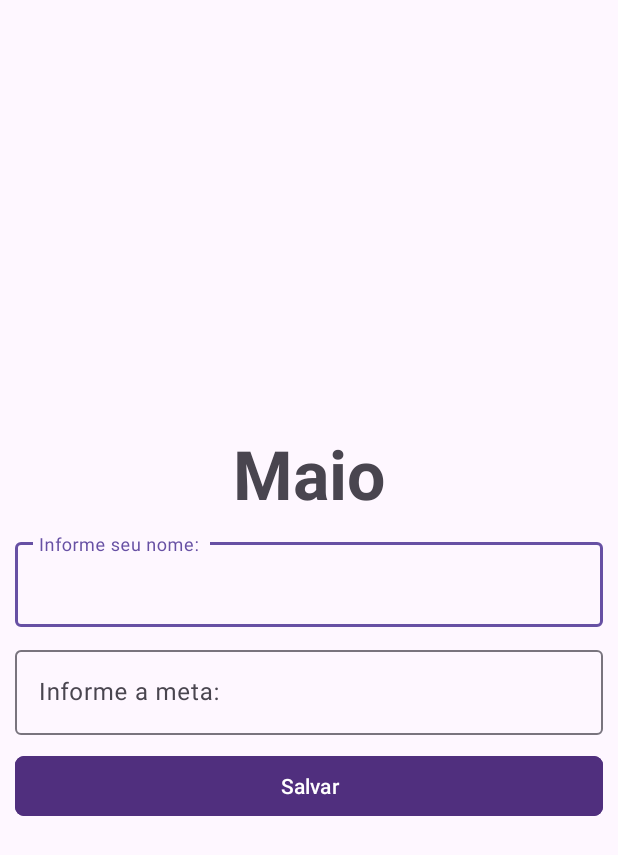
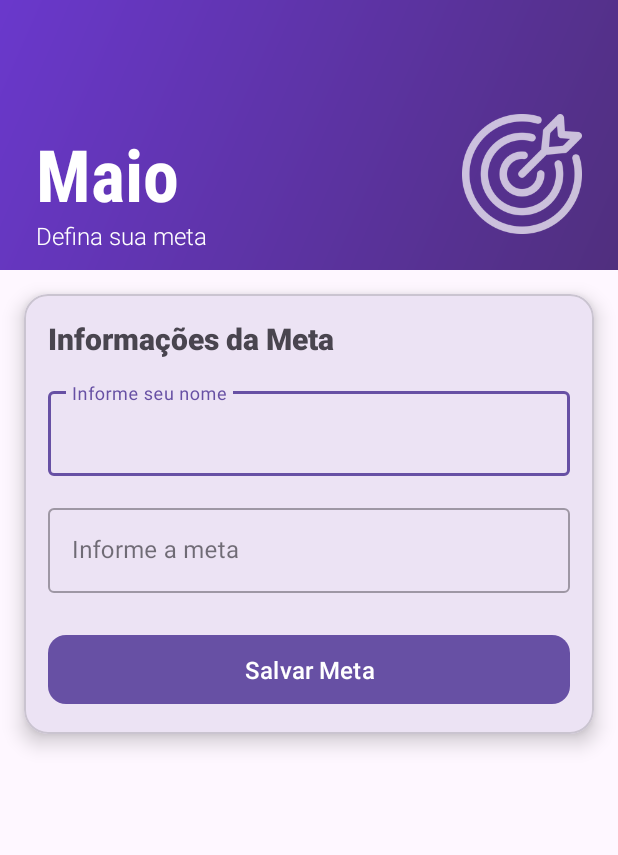
Before and after one commit to JoaoVitor-Dev/RecipeControl, an Android app: the screen it shows after launch (GoalActivity), on a phone screen of 412 x 824 dp. Shown: the top 855 px of the screen. Run offline under Robolectric (Android 15) with nearby library versions, the phone set to English and light mode, and no system bars; our stand-ins replace Room's generated code.

Commit message:
feat: layout view goal

```diff
--- a/app/src/main/java/com/joaovitor/recipecontrol/GoalActivity.kt
+++ b/app/src/main/java/com/joaovitor/recipecontrol/GoalActivity.kt
@@ -17,7 +17,7 @@ class GoalActivity : AppCompatActivity() {
     }
 
     private fun setup(){
-         val textViewMonth: TextView = findViewById(R.id.textViewMonth)
+        var textViewMonth: TextView = findViewById(R.id.textViewMonth)
 
         textViewMonth.setText(Month.getCurrentMonthName())
     }
--- /dev/null
+++ b/app/src/main/res/drawable/gradient_bg.xml
@@ -0,0 +1,12 @@
+<?xml version="1.0" encoding="utf-8"?>
+<shape xmlns:android="http://schemas.android.com/apk/res/android">
+    <corners android:topLeftRadius="0dp"
+        android:topRightRadius="0dp"
+        android:bottomLeftRadius="16dp"
+        android:bottomRightRadius="16dp" />
+
+    <gradient
+        android:startColor="@color/primary_400"
+        android:endColor="@color/primary_900"
+        android:angle="90" />
+</shape>
--- /dev/null
+++ b/app/src/main/res/drawable/header_gradient.xml
@@ -0,0 +1,8 @@
+<?xml version="1.0" encoding="utf-8"?>
+<shape xmlns:android="http://schemas.android.com/apk/res/android">
+    <gradient
+        android:startColor="@color/purple"
+        android:endColor="#6A38CC"
+        android:angle="135"
+        android:type="linear" />
+</shape>
--- a/app/src/main/res/layout/activity_goal.xml
+++ b/app/src/main/res/layout/activity_goal.xml
@@ -1,64 +1,148 @@
 <?xml version="1.0" encoding="utf-8"?>
-<LinearLayout xmlns:android="http://schemas.android.com/apk/res/android"
+<androidx.coordinatorlayout.widget.CoordinatorLayout
+    xmlns:android="http://schemas.android.com/apk/res/android"
     xmlns:app="http://schemas.android.com/apk/res-auto"
     xmlns:tools="http://schemas.android.com/tools"
-    android:id="@+id/main"
+    android:layout_width="match_parent"
+    android:layout_height="match_parent"
+    tools:context=".GoalActivity">
+
+    <com.google.android.material.appbar.AppBarLayout
+        android:id="@+id/appBarLayout"
+        android:layout_width="match_parent"
+        android:layout_height="180dp"
+        android:fitsSystemWindows="true">
+
+        <com.google.android.material.appbar.CollapsingToolbarLayout
+            android:layout_width="match_parent"
+            android:layout_height="match_parent"
+            android:fitsSystemWindows="true"
+            app:contentScrim="@color/purple"
+            app:layout_scrollFlags="scroll|exitUntilCollapsed">
+
+            <View
+                android:layout_width="match_parent"
+                android:layout_height="match_parent"
+                android:background="@drawable/header_gradient"
+                app:layout_collapseMode="parallax" />
+
+            <ImageView
+                android:layout_width="80dp"
+                android:layout_height="80dp"
+                android:layout_gravity="end|bottom"
+                android:layout_marginEnd="24dp"
+                android:layout_marginBottom="24dp"
+                android:alpha="0.7"
+                android:src="@drawable/target"
+                app:layout_collapseMode="parallax"
+                app:tint="#FFFFFF" />
+
+            <TextView
+                android:id="@+id/textViewMonth"
+                android:layout_width="wrap_content"
+                android:layout_height="wrap_content"
+                android:layout_gravity="start|bottom"
+                android:layout_marginStart="24dp"
+                android:layout_marginBottom="32dp"
+                android:fontFamily="sans-serif-condensed-medium"
+                android:text="mês"
+                android:textColor="#FFFFFF"
+                android:textSize="48sp"
+                android:textStyle="bold"
+                app:layout_collapseMode="parallax" />
+
+            <TextView
+                android:layout_width="wrap_content"
+                android:layout_height="wrap_content"
+                android:layout_gravity="start|bottom"
+                android:layout_marginStart="24dp"
+                android:layout_marginBottom="12dp"
+                android:fontFamily="sans-serif-light"
+                android:text="Defina sua meta"
+                android:textColor="#FFFFFF"
+                android:textSize="16sp"
+                app:layout_collapseMode="parallax" />
+
+            <androidx.appcompat.widget.Toolbar
+                android:id="@+id/toolbar"
+                android:layout_width="match_parent"
+                android:layout_height="?attr/actionBarSize"
+                app:layout_collapseMode="pin" />
+
+        </com.google.android.material.appbar.CollapsingToolbarLayout>
+    </com.google.android.material.appbar.AppBarLayout>
+
+    <androidx.core.widget.NestedScrollView
+        android:layout_width="match_parent"
+        android:layout_height="match_parent"
+        android:clipToPadding="false"
+        android:paddingBottom="16dp"
+        app:layout_behavior="@string/appbar_scrolling_view_behavior">
+
+        <com.google.android.material.card.MaterialCardView
+            android:layout_width="match_parent"
+            android:layout_height="wrap_content"
+            android:layout_marginHorizontal="16dp"
+            android:layout_marginTop="16dp"
+            app:cardCornerRadius="16dp"
+            app:cardElevation="8dp">
+
+            <LinearLayout
                 android:layout_width="match_parent"
                 android:layout_height="match_parent"
                 android:orientation="vertical"
-    android:gravity="center"
-    tools:context=".GoalActivity">
+                android:padding="16dp">
 
                 <TextView
-        android:id="@+id/textViewMonth"
                     android:layout_width="match_parent"
                     android:layout_height="wrap_content"
-        android:textStyle="bold"
-        android:textAlignment="center"
-        android:textSize="45sp"
-        android:layout_marginTop="10dp"
-        android:layout_marginLeft="10dp"
-        android:layout_marginRight="10dp"
-        android:layout_marginBottom="10dp"
-        android:text="mês" />
+                    android:layout_marginBottom="16dp"
+                    android:fontFamily="sans-serif-medium"
+                    android:text="Informações da Meta"
+                    android:textSize="20sp"
+                    android:textStyle="bold" />
 
                 <com.google.android.material.textfield.TextInputLayout
                     android:id="@+id/textInputName"
+                    style="@style/Widget.MaterialComponents.TextInputLayout.OutlinedBox"
                     android:layout_width="match_parent"
                     android:layout_height="wrap_content"
-        android:layout_marginLeft="10dp"
-        android:layout_marginRight="10dp"
-        android:layout_marginBottom="10dp"
-        android:hint="Informe seu nome: ">
+                    android:layout_marginBottom="16dp"
+                    android:hint="Informe seu nome">
 
                     <com.google.android.material.textfield.TextInputEditText
                         android:layout_width="match_parent"
-            android:layout_height="wrap_content" />
+                        android:layout_height="wrap_content"
+                        android:inputType="textCapWords" />
                 </com.google.android.material.textfield.TextInputLayout>
 
                 <com.google.android.material.textfield.TextInputLayout
                     android:id="@+id/textInputGoal"
+                    style="@style/Widget.MaterialComponents.TextInputLayout.OutlinedBox"
                     android:layout_width="match_parent"
                     android:layout_height="wrap_content"
-        android:layout_marginLeft="10dp"
-        android:layout_marginRight="10dp"
-        android:layout_marginBottom="10dp"
-        android:hint="Informe a meta: ">
+                    android:layout_marginBottom="24dp"
+                    android:hint="Informe a meta"
+                    app:prefixText="R$">
 
                     <com.google.android.material.textfield.TextInputEditText
-            android:inputType="number"
                         android:layout_width="match_parent"
-            android:layout_height="wrap_content" />
+                        android:layout_height="wrap_content"
+                        android:inputType="numberDecimal" />
                 </com.google.android.material.textfield.TextInputLayout>
 
                 <com.google.android.material.button.MaterialButton
                     android:id="@+id/buttonSave"
                     android:layout_width="match_parent"
                     android:layout_height="wrap_content"
-        android:text="Salvar"
-        android:backgroundTint="@color/purple"
-        app:cornerRadius="6dp"
-        android:layout_marginLeft="10dp"
-        android:layout_marginRight="10dp" />
+                    android:paddingVertical="12dp"
+                    android:text="Salvar Meta"
+                    android:textSize="16sp"
+                    app:cornerRadius="12dp"
+                    app:iconGravity="textStart" />
 
             </LinearLayout>
+        </com.google.android.material.card.MaterialCardView>
+    </androidx.core.widget.NestedScrollView>
+
+</androidx.coordinatorlayout.widget.CoordinatorLayout>
--- a/app/src/main/res/layout/activity_main.xml
+++ b/app/src/main/res/layout/activity_main.xml
@@ -13,7 +13,7 @@
         android:layout_height="0dp"
         android:layout_margin="16dp"
         android:layout_marginTop="44dp"
-        app:cardBackgroundColor="@color/purple"
+        android:backgroundTint="@color/purple"
         app:cardCornerRadius="16dp"
         app:layout_constraintEnd_toEndOf="parent"
         app:layout_constraintHeight_percent="0.15"
--- a/app/src/main/res/values/colors.xml
+++ b/app/src/main/res/values/colors.xml
@@ -3,4 +3,7 @@
     <color name="black">#FF000000</color>
     <color name="white">#FFFFFFFF</color>
     <color name="purple">#502F7E</color>
+
+    <color name="primary_400">#cd00ea</color>
+    <color name="primary_900">#5c00d2</color>
 </resources>
```
Also changed, not shown: app/src/main/res/drawable-hdpi/target.png (added), app/src/main/res/drawable-mdpi/target.png (added), app/src/main/res/drawable-xhdpi/target.png (added), app/src/main/res/drawable-xxhdpi/target.png (added), app/src/main/res/drawable-xxxhdpi/target.png (added). Lines whose indentation alone changed are shown as unchanged.
